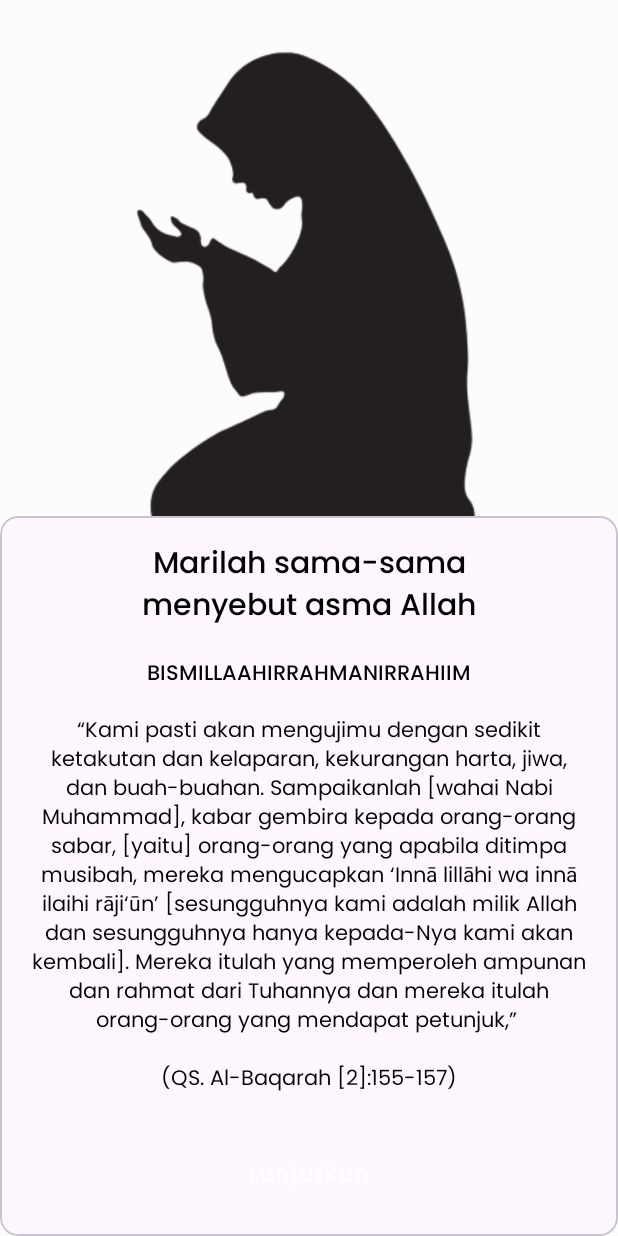
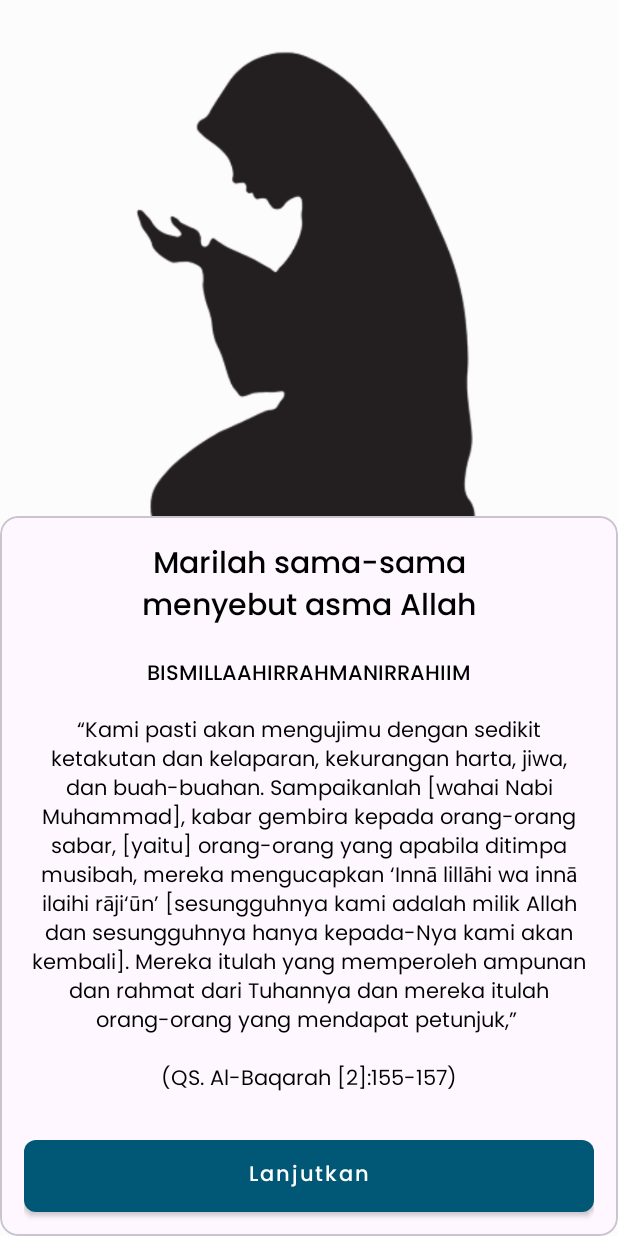
Before and after one commit to erstuu/DM-Care, an Android app: the layout activity_onboarding.xml on its own in the app's theme, with its tools: preview values and no code run, on a phone screen of 412 x 824 dp. Run offline under Robolectric (Android 15) with nearby library versions, the phone set to English and light mode, and no system bars.

Commit message:
created custom rounded corner for button

```diff
--- a/app/src/main/res/drawable/button_background.xml
+++ b/app/src/main/res/drawable/button_background.xml
@@ -1,4 +1,7 @@
 <?xml version="1.0" encoding="utf-8"?>
-<selector xmlns:android="http://schemas.android.com/apk/res/android">
-
-</selector>
+<shape
+    xmlns:android="http://schemas.android.com/apk/res/android"
+    android:shape="rectangle">
+    <solid android:color="@color/dark_blue" />
+    <corners android:radius="8dp" />
+</shape>
```
